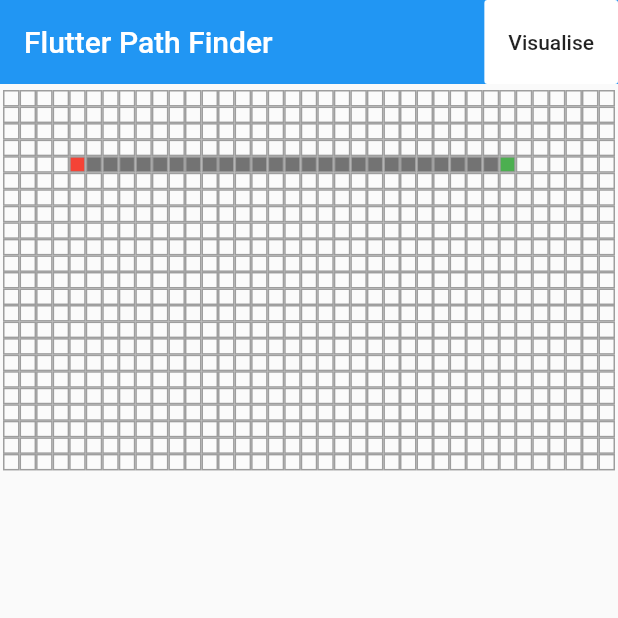
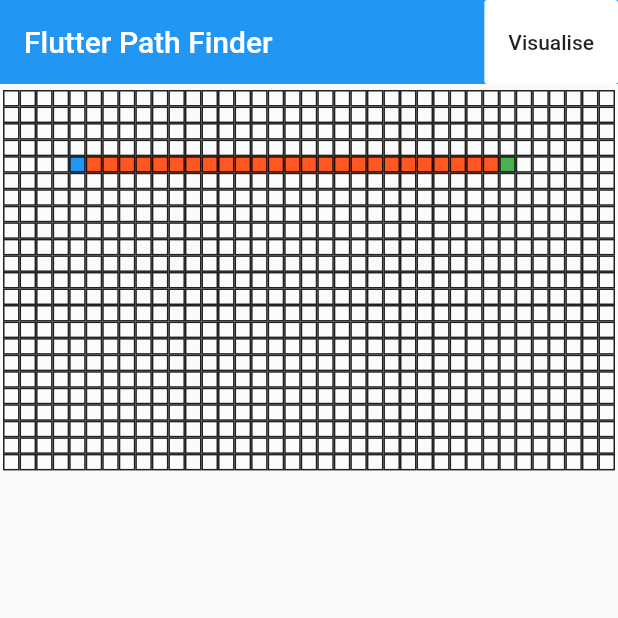
Before and after one commit to Amulya-Kumar/Flutter-PathFinder, a Flutter app: the screen it shows after launch, after a tap on "Visualise", on a phone screen of 412 x 824 dp, the top half of it. Run offline on Flutter 3.47's test engine with Material 2 defaults, Android fonts, the phone set to English and light mode, and no system bars.

Commit message:
added color change and path visualisation

```diff
--- a/lib/algorithms/a_star.dart
+++ b/lib/algorithms/a_star.dart
@@ -75,7 +75,7 @@ List<Pair> tracePath(List<List<Cell>> cellDetails, Pair dest) {
   return path;
 }
 
-List<Pair> aStarSearch(List<List<bool>> grid, Pair src, Pair dest) {
+Pair aStarSearch(List<List<bool>> grid, Pair src, Pair dest) {
   int rows = grid.length;
   int cols = grid[0].length;
 
@@ -162,7 +162,9 @@ List<Pair> aStarSearch(List<List<bool>> grid, Pair src, Pair dest) {
         print("Destination is found");
         var path = tracePath(cellDetails, dest);
         foundDest = true;
-        return path;
+        var resultPair = new Pair();
+        resultPair.setValue(path, closedList);
+        return resultPair;
       } else if (closedList[i - 1][j] == false &&
           isUnBlocked(grid, i - 1, j) == true) {
         gNew = cellDetails[i][j].gValue + 1.0;
@@ -193,7 +195,9 @@ List<Pair> aStarSearch(List<List<bool>> grid, Pair src, Pair dest) {
         print("Destination is found");
         var path = tracePath(cellDetails, dest);
         foundDest = true;
-        return path;
+        var resultPair = new Pair();
+        resultPair.setValue(path, closedList);
+        return resultPair;
       } else if (closedList[i][j - 1] == false && isUnBlocked(grid, i, j - 1)) {
         gNew = cellDetails[i][j].gValue + 1.0;
         hNew = calculateHValue(i, j - 1, dest);
@@ -223,7 +227,9 @@ List<Pair> aStarSearch(List<List<bool>> grid, Pair src, Pair dest) {
         print("Destination is found");
         var path = tracePath(cellDetails, dest);
         foundDest = true;
-        return path;
+        var resultPair = new Pair();
+        resultPair.setValue(path, closedList);
+        return resultPair;
       } else if (closedList[i + 1][j] == false && isUnBlocked(grid, i + 1, j)) {
         gNew = cellDetails[i][j].gValue + 1.0;
         hNew = calculateHValue(i + 1, j, dest);
@@ -253,7 +259,9 @@ List<Pair> aStarSearch(List<List<bool>> grid, Pair src, Pair dest) {
         print("Destination is found");
         var path = tracePath(cellDetails, dest);
         foundDest = true;
-        return path;
+        var resultPair = new Pair();
+        resultPair.setValue(path, closedList);
+        return resultPair;
       } else if (closedList[i][j + 1] == false && isUnBlocked(grid, i, j + 1)) {
         gNew = cellDetails[i][j].gValue + 1.0;
         hNew = calculateHValue(i, j + 1, dest);
--- a/lib/common/pair.dart
+++ b/lib/common/pair.dart
@@ -1,10 +1,10 @@
 class Pair {
-  int xCord; // Property
-  int yCord;
+  var xCord; // Property
+  var yCord;
 
   Pair({this.xCord, this.yCord});
 
-  void setValue(int x, int y) {
+  void setValue(var x, var y) {
     this.xCord = x;
     this.yCord = y;
   }
--- a/lib/common/pixel.dart
+++ b/lib/common/pixel.dart
@@ -1,12 +1,13 @@
 import 'package:flutter/material.dart';
 
 class Pixel extends StatefulWidget {
-  bool isSelected;
+  final bool isSelected;
   final bool isStart;
   final bool isEnd;
   final bool isFlag;
+  final int stateValue;
 
-  Pixel({this.isSelected, this.isStart, this.isEnd, this.isFlag});
+  Pixel({this.isSelected, this.isStart, this.isEnd, this.isFlag, this.stateValue});
 
   @override
   _PixelState createState() => _PixelState();
@@ -15,14 +16,16 @@ class Pixel extends StatefulWidget {
 class _PixelState extends State<Pixel> {
   @override
   Widget build(BuildContext context) {
-    return Container(
+    return AnimatedContainer(
+      duration: Duration(milliseconds: 200),
+      curve: Curves.elasticInOut,
       decoration: BoxDecoration(
-        border: Border.all(color: Colors.grey),
+        border: Border.all(color: Colors.black87,),
         color: widget.isStart
-            ? Colors.red
+            ? Colors.blue
             : widget.isEnd
                 ? Colors.green
-                : widget.isSelected ? Colors.black54 : Colors.white24,
+                : widget.isSelected ? Colors.black54 : widget.stateValue == 1 ? Colors.deepOrange : widget.stateValue == 2 ? Colors.orangeAccent : Colors.white24,
       ),
     );
   }
--- a/lib/main.dart
+++ b/lib/main.dart
@@ -1,7 +1,9 @@
+import 'dart:async';
 import 'package:flutter/material.dart';
 import 'package:pathfinding_app/algorithms/a_star.dart';
 import 'package:pathfinding_app/common/pair.dart';
 import 'package:pathfinding_app/common/pixel.dart';
+
 void main() => runApp(MyApp());
 
 class MyApp extends StatelessWidget {
@@ -26,23 +28,29 @@ class MyHomePage extends StatefulWidget {
   _MyHomePageState createState() => _MyHomePageState();
 }
 
-void _djikstraAlgorithm(Pixel start) {}
-
-int _width = 37*30;
-int _height = 25*30 - 50;
-var grid = new List.generate((_height~/30).toInt(), (_) => new List<bool>.filled((_width~/ 30).toInt(), false, growable: true));
-var pixelGrid = new List<List<Pixel>>.generate((_height ~/ 30).toInt(), (_) => new List<Pixel>((_width ~/ 30).toInt()));
+int _width = 37 * 30;
+int _height = 25 * 30 - 50;
+var grid = new List.generate(
+    (_height ~/ 30).toInt(),
+    (_) =>
+        new List<bool>.filled((_width ~/ 30).toInt(), false, growable: true));
+var gridState = new List.generate((_height ~/ 30).toInt(),
+    (_) => new List<int>.filled((_width ~/ 30).toInt(), 0, growable: true));
+var pixelGrid = new List<List<Pixel>>.generate(
+    (_height ~/ 30).toInt(), (_) => new List<Pixel>((_width ~/ 30).toInt()));
 
 class _MyHomePageState extends State<MyHomePage> {
   @override
   Widget build(BuildContext context) {
-    for (int i = 0; i < (_height~/ 30).toInt(); i++) {
-      for (int j = 0; j < (_width~/ 30).toInt(); j++) {
+    for (int i = 0; i < (_height ~/ 30).toInt(); i++) {
+      for (int j = 0; j < (_width ~/ 30).toInt(); j++) {
         Pixel tempPixel = new Pixel(
           isStart: (i == 4 && j == 4) ? true : false,
-          isSelected: (i == 4 && j == 4) || (i == 4 && j == 30) ? true : grid[i][j],
+          isSelected:
+              (i == 4 && j == 4) || (i == 4 && j == 30) ? true : grid[i][j],
           isEnd: (i == 4 && j == 30) ? true : false,
           isFlag: false,
+          stateValue: gridState[i][j],
         );
         pixelGrid[i][j] = tempPixel;
       }
@@ -62,23 +70,58 @@ class _MyHomePageState extends State<MyHomePage> {
       );
     }
 
-    void drawPathOnGrid(List<Pair> path){
-      for(var p in path){
-        setState(() {
-          grid[p.xCord][p.yCord] = true;
+    void drawReachedNodes(List<List<bool>> closedList) {
+      for (int i = 0; i < (_height ~/ 30).toInt(); i++) {
+        for (int j = 0; j < (_width ~/ 30).toInt(); j++) {
+          if (gridState[i][j] == 2) {
+            setState(() {
+              gridState[i][j] = 0;
+            });
+          }
+        }
+      }
+      for (int i = 0; i < (_height ~/ 30).toInt(); i++) {
+        for (int j = 0; j < (_width ~/ 30).toInt(); j++) {
+          if (closedList[i][j] == true) {
+            Timer(const Duration(milliseconds: 100), () {
+              setState(() {
+                gridState[i][j] = 2;
+              });
+            });
+          }
+        }
+      }
+    }
+
+    void drawPathOnGrid(List<Pair> path) {
+      for (int i = 0; i < (_height ~/ 30).toInt(); i++) {
+        for (int j = 0; j < (_width ~/ 30).toInt(); j++) {
+          if (gridState[i][j] == 1) {
+            setState(() {
+              gridState[i][j] = 0;
+            });
+          }
+        }
+      }
+      for (var p in path) {
+        Timer(const Duration(milliseconds: 300), () {
+          setState(() {
+            gridState[p.xCord][p.yCord] = 1;
+          });
         });
       }
     }
 
-    void doAStarSearch(){
+    void doAStarSearch() {
       var src = new Pair(); // Creating Object
       src.setValue(4, 4);
 
       var dest = new Pair(); // Creating Object
       dest.setValue(4, 30);
-      List<Pair> path = new List<Pair>();
-      path = aStarSearch(grid, src, dest);
-      drawPathOnGrid(path);
+      Pair resultPair = new Pair();
+      resultPair = aStarSearch(grid, src, dest);
+      drawReachedNodes(resultPair.yCord);
+      drawPathOnGrid(resultPair.xCord);
     }
 
     return Scaffold(
@@ -87,9 +130,11 @@ class _MyHomePageState extends State<MyHomePage> {
         title: Text(widget.title),
         actions: <Widget>[
           FlatButton(
-              color: Colors.white, onPressed: () {
+              color: Colors.white,
+              onPressed: () {
                 doAStarSearch();
-              }, child: Text("Visualise"))
+              },
+              child: Text("Visualise"))
         ],
       ),
       body: Center(
```
